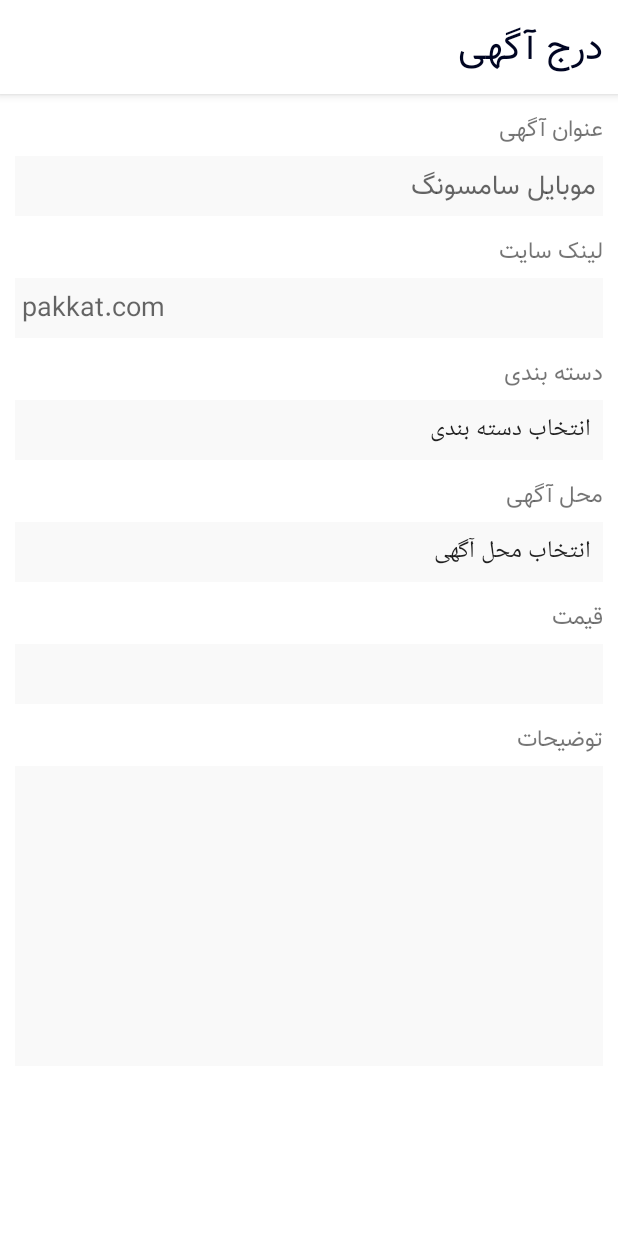
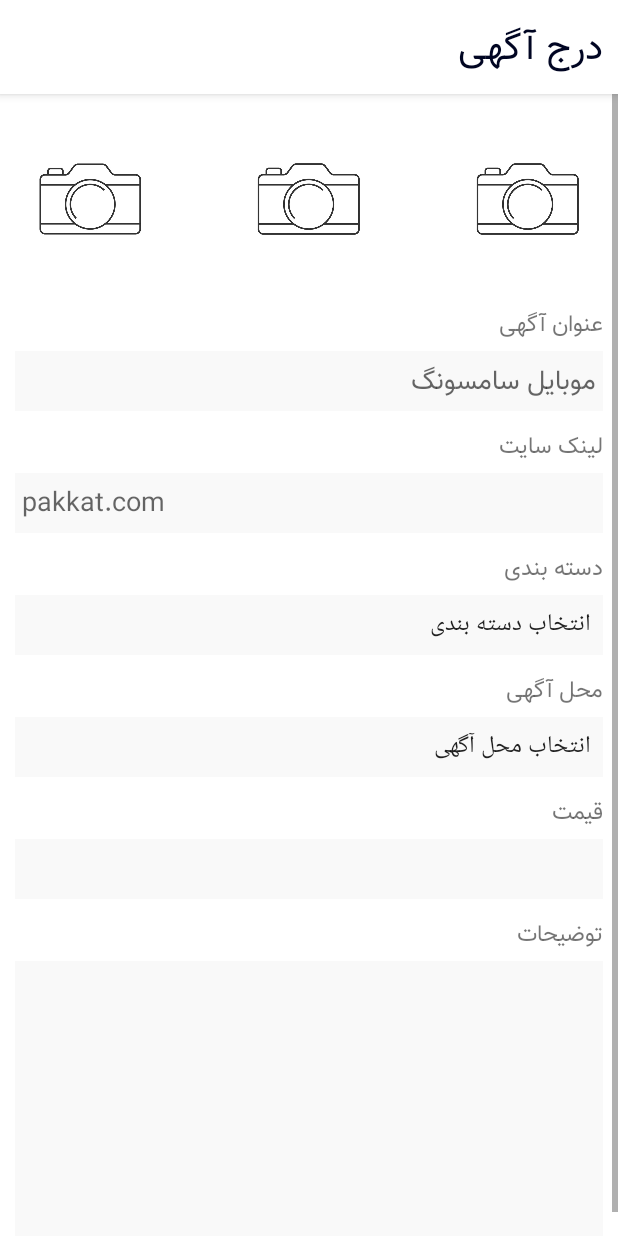
Before and after one commit to mahdi-amin/ApplicationWebsite, an Android app: the layout fragment_add.xml on its own in the app's theme, with its tools: preview values and no code run, on a phone screen of 412 x 824 dp. Run offline under Robolectric (Android 15) with nearby library versions, the phone set to English and light mode, and no system bars.

Commit message:
ui add image

```diff
--- a/app/src/main/java/com/example/pakkat/FragmentAdd.java
+++ b/app/src/main/java/com/example/pakkat/FragmentAdd.java
@@ -4,6 +4,7 @@ import android.os.Bundle;
 import android.view.LayoutInflater;
 import android.view.View;
 import android.view.ViewGroup;
+import android.widget.ImageView;
 
 import androidx.annotation.NonNull;
 import androidx.annotation.Nullable;
@@ -15,6 +16,7 @@ public class FragmentAdd extends Fragment {
 
     public FragmentAdd() {
 
+
     }
 
     @Nullable
@@ -23,6 +25,16 @@ public class FragmentAdd extends Fragment {
 
         view = inflater.inflate(R.layout.fragment_add, container, false);
 
+        ImageView image1 = view.findViewById(R.id.image_1);
+        ImageView image2 = view.findViewById(R.id.image_2);
+        ImageView image3 = view.findViewById(R.id.image_3);
+
+        image1.setOnClickListener(new View.OnClickListener() {
+            @Override
+            public void onClick(View view) {
+
+            }
+        });
         return view;
     }
 }
--- a/app/src/main/res/layout/fragment_add.xml
+++ b/app/src/main/res/layout/fragment_add.xml
@@ -20,11 +20,41 @@
                 android:layout_gravity="right"
                 android:fontFamily="@font/vazir"/>
     </com.google.android.material.appbar.AppBarLayout>
+    <ScrollView
+        android:layout_width="match_parent"
+        android:layout_height="wrap_content">
+
         <LinearLayout
             android:layout_width="match_parent"
             android:layout_height="match_parent"
             android:orientation="vertical">
-
+            <LinearLayout
+                android:layout_width="match_parent"
+                android:layout_height="wrap_content"
+                android:orientation="horizontal"
+                android:weightSum="3"
+                android:layout_marginTop="10dp">
+                <ImageView
+                    android:layout_width="120dp"
+                    android:layout_height="120dp"
+                    android:id="@+id/image-1"
+                    android:src="@drawable/addimage"
+                    android:layout_weight="1"/>
+                <ImageView
+                    android:layout_width="120dp"
+                    android:layout_height="120dp"
+                    android:id="@+id/image-2"
+                    android:layout_marginLeft="25dp"
+                    android:src="@drawable/addimage"
+                    android:layout_weight="1"/>
+                <ImageView
+                    android:layout_width="120dp"
+                    android:layout_height="120dp"
+                    android:id="@+id/image-3"
+                    android:layout_marginLeft="25dp"
+                    android:src="@drawable/addimage"
+                    android:layout_weight="1"/>
+            </LinearLayout>
             <TextView
                 android:layout_width="wrap_content"
                 android:layout_height="wrap_content"
@@ -142,6 +172,6 @@
                 android:background="#F9F9F9"
                 android:inputType="textMultiLine"
                 android:fontFamily="@font/vazir"/>
-
         </LinearLayout>
+    </ScrollView>
 </LinearLayout>
```
Also changed, not shown: app/src/main/res/drawable/addimage.jpg (added), 126 other files. Lines whose indentation alone changed are shown as unchanged.
